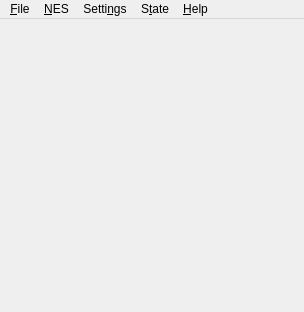
punesemu/puNES, file src/gui/designer/application.ui: the form before one commit.
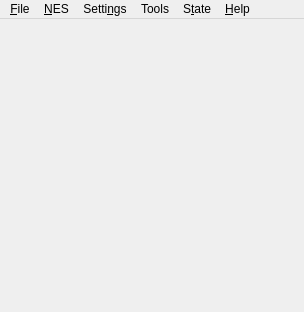
The form after the commit. Icons and pictures are not drawn.

```diff
--- a/src/gui/designer/application.ui
+++ b/src/gui/designer/application.ui
@@ -534,9 +534,17 @@
     </property>
     <addaction name="action_About"/>
    </widget>
+   <widget class="QMenu" name="menu_Tools">
+    <property name="title">
+     <string>Tools</string>
+    </property>
+    <addaction name="action_Vs_System"/>
+    <addaction name="action_APU_channels"/>
+   </widget>
    <addaction name="menu_File"/>
    <addaction name="menu_NES"/>
    <addaction name="menu_Settings"/>
+   <addaction name="menu_Tools"/>
    <addaction name="menu_State"/>
    <addaction name="menu_Help"/>
   </widget>
```
Left out of the diff: 33 changed lines with no effect on the pictures.
